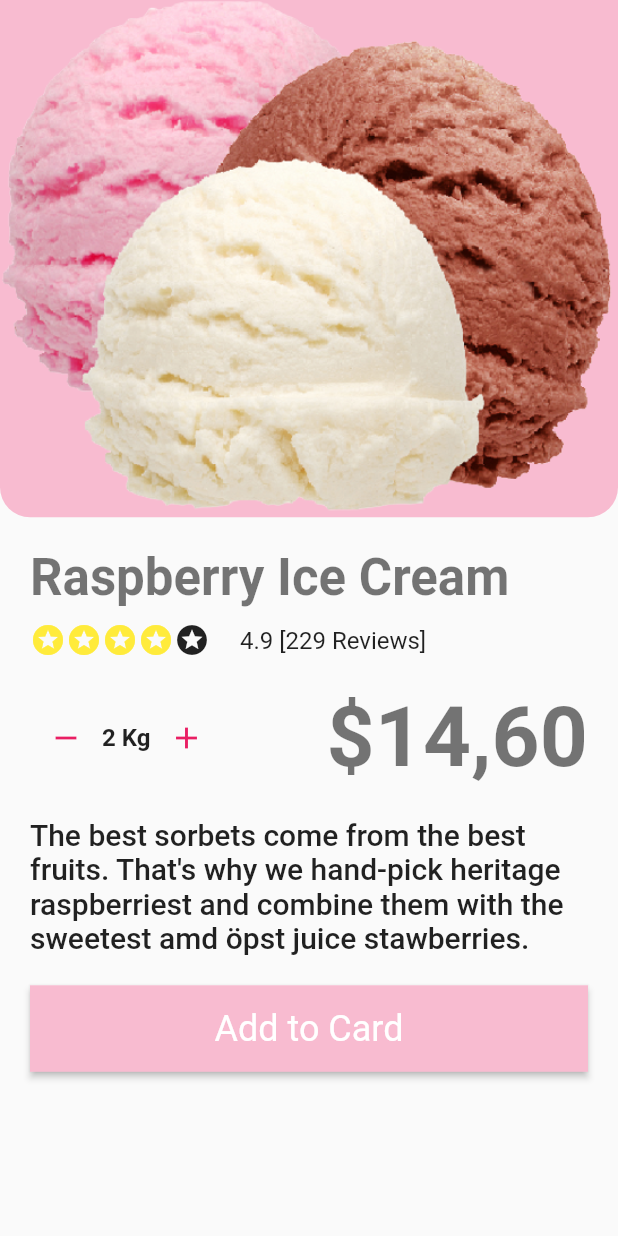
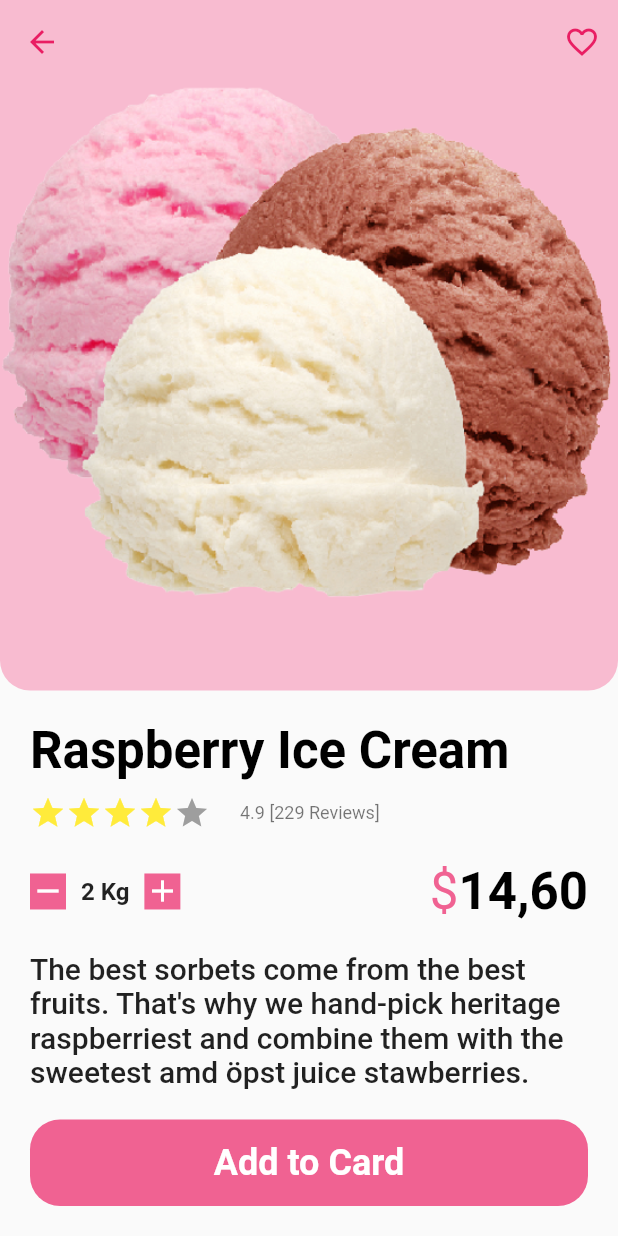
Before and after one commit to yakupbilgen/ice-cream-shop-ui, a Flutter app: the screen it shows after launch, after a tap on the "add" icon, on a phone screen of 412 x 824 dp. Run offline on Flutter 3.47's test engine with Material 2 defaults, Android fonts, the light colour scheme and no system bars.

Commit message:
ice cream details screen finished

```diff
--- a/lib/screen/ice_cream_detail.dart
+++ b/lib/screen/ice_cream_detail.dart
@@ -1,7 +1,9 @@
-import 'package:flutter/cupertino.dart';
 import 'package:flutter/material.dart';
 
 import '../constant/app_constant.dart';
+import '../widget/ice_cream_details/app_bar.dart';
+import '../widget/ice_cream_details/ice_cream_details.dart';
+import '../widget/ice_cream_details/ice_cream_image.dart';
 
 class IceCreamDetail extends StatefulWidget {
   const IceCreamDetail({Key? key}) : super(key: key);
@@ -10,136 +12,29 @@ class IceCreamDetail extends StatefulWidget {
   _IceCreamDetailState createState() => _IceCreamDetailState();
 }
 
-String iceCreamImage = 'assets/images/ice_cream/vanilla.png';
-
 class _IceCreamDetailState extends State<IceCreamDetail> {
   @override
   Widget build(BuildContext context) {
     Size deviceSize = MediaQuery.of(context).size;
 
     return Scaffold(
-      appBar: AppBar(
-        backgroundColor: Colors.transparent,
-        elevation: 0,
-        toolbarHeight: 0,
-        leading: IconButton(
-            onPressed: () => Navigator.pop(context),
-            icon: Icon(Icons.arrow_back, color: Colors.pink.shade100)),
-        actions: [
-          IconButton(
-              onPressed: () {},
-              icon: Icon(
-                Icons.favorite_border,
-                color: Colors.pink.shade100,
-              )),
-        ],
-      ),
-      body: SingleChildScrollView(
-        child: Column(
+      extendBodyBehindAppBar: true,
+      appBar: buildAppBar(context),
+      body: Column(
         children: [
           Expanded(
             flex: 2,
-              child: Container(
-                child: Image.asset(iceCreamImage),
-                decoration: BoxDecoration(
-                  color: Colors.pink.shade100,
-                  borderRadius: const BorderRadius.only(
-                    bottomLeft:
-                        Radius.circular(AppConstant.defaultBorderRadius),
-                    bottomRight:
-                        Radius.circular(AppConstant.defaultBorderRadius),
-                  ),
-                ),
-              ),
+            child: buildIceCreamImage(),
           ),
           Padding(
             padding: const EdgeInsets.all(AppConstant.defaultPaddingAll),
             child: Expanded(
               flex: 2,
-                child: Column(
-                  crossAxisAlignment: CrossAxisAlignment.start,
-                  children: [
-                    Text('Raspberry Ice Cream',
-                        style: Theme.of(context)
-                            .textTheme
-                            .headline4
-                            ?.copyWith(fontWeight: FontWeight.bold)),
-                    const SizedBox(height: AppConstant.defaultHeightMin),
-                    Row(
-                      children: [
-                        const Icon(Icons.stars, color: Colors.yellow),
-                        const Icon(Icons.stars, color: Colors.yellow),
-                        const Icon(Icons.stars, color: Colors.yellow),
-                        const Icon(Icons.stars, color: Colors.yellow),
-                        const Icon(Icons.stars),
-                        const SizedBox(width: AppConstant.defaultWidth),
-                        Text('4.9 [229 Reviews]',
-                            style: Theme.of(context).textTheme.subtitle1),
-                        const SizedBox(width: AppConstant.defaultWidthMin),
-                      ],
-                    ),
-                    const SizedBox(height: AppConstant.defaultHeight),
-                    Row(
-                      mainAxisAlignment: MainAxisAlignment.spaceBetween,
-                      children: [
-                        Row(
-                          children: [
-                            IconButton(
-                              onPressed: () {},
-                              icon: Icon(
-                                Icons.remove,
-                                color: Colors.pink.shade500,
-                              ),
-                            ),
-                            Text('2 Kg',
-                                style: Theme.of(context)
-                                    .textTheme
-                                    .subtitle1
-                                    ?.copyWith(fontWeight: FontWeight.bold)),
-                            IconButton(
-                              onPressed: () {},
-                              icon: Icon(
-                                Icons.add,
-                                color: Colors.pink.shade500,
+              child: buildIceCreamDetails(context, deviceSize),
             ),
           ),
         ],
       ),
-                        const SizedBox(height: AppConstant.defaultHeight),
-                        Text('\$14,60',
-                            style: Theme.of(context)
-                                .textTheme
-                                .headline2
-                                ?.copyWith(fontWeight: FontWeight.bold)),
-                      ],
-                    ),
-                    const SizedBox(height: AppConstant.defaultHeight),
-                    Text(
-                        "The best sorbets come from the best fruits. That's why we hand-pick heritage raspberriest and combine them with the sweetest amd öpst juice stawberries.",
-                        style: Theme.of(context).textTheme.headline6),
-                    const SizedBox(height: AppConstant.defaultHeight),
-                    SizedBox(
-                      width: deviceSize.width,
-                      height: deviceSize.height * 0.07,
-                      child: RawMaterialButton(
-                        fillColor: Colors.pink.shade100,
-                        onPressed: () {},
-                        child: Text(
-                          'Add to Card',
-                          style: Theme.of(context)
-                              .textTheme
-                              .headline5
-                              ?.copyWith(color: Colors.white),
-                        ),
-                      ),
-                    ),
-                  ],
-                ),
-              ),
-            ),
-          ],
-        ),
-      ),
     );
   }
 }
--- a/lib/widget/popular_ice_cream.dart
+++ b/lib/widget/homepage/popular_ice_cream.dart
@@ -1,7 +1,7 @@
 import 'package:flutter/material.dart';
 import 'package:icecreamui/constant/app_constant.dart';
 
-import '../constant/text_constant.dart';
+import '../../constant/text_constant.dart';
 
 class PopularIceCreamWidget extends StatelessWidget {
   final String imagePath;
--- a/lib/widget/search.dart
+++ b/lib/widget/homepage/search.dart
@@ -1,7 +1,7 @@
 import 'package:flutter/material.dart';
 
-import '../constant/app_constant.dart';
-import '../constant/text_constant.dart';
+import '../../constant/app_constant.dart';
+import '../../constant/text_constant.dart';
 
 class SearchCard extends StatelessWidget {
   const SearchCard({Key? key}) : super(key: key);
--- a/lib/widget/top_flavours.dart
+++ b/lib/widget/homepage/top_flavours.dart
@@ -1,9 +1,8 @@
-import 'package:flutter/cupertino.dart';
 import 'package:flutter/material.dart';
 import 'package:icecreamui/screen/ice_cream_detail.dart';
 
-import '../constant/app_constant.dart';
-import '../constant/text_constant.dart';
+import '../../constant/app_constant.dart';
+import '../../constant/text_constant.dart';
 
 class TopFlavoursCard extends StatelessWidget {
   const TopFlavoursCard({Key? key}) : super(key: key);
--- a/lib/widget/top_item.dart
+++ b/lib/widget/homepage/top_item.dart
@@ -1,7 +1,8 @@
 import 'package:flutter/material.dart';
 import 'package:icecreamui/constant/app_constant.dart';
+import 'package:icecreamui/screen/ice_cream_detail.dart';
 
-import '../constant/text_constant.dart';
+import '../../constant/text_constant.dart';
 
 String vanillaIceCream = 'assets/images/ice_cream/vanilla.png';
 
@@ -81,14 +82,19 @@ Widget cardItem(BuildContext context, Size deviceSize) {
                 width: deviceSize.width * 0.05,
               ),
               RawMaterialButton(
-                onPressed: () {},
+                onPressed: () => Navigator.push(
+                  context,
+                  MaterialPageRoute(
+                    builder: (context) => const IceCreamDetail(),
+                  ),
+                ),
                 child: const Icon(
                   Icons.add,
                   color: Colors.white,
                 ),
                 fillColor: Colors.pink.shade500,
                 shape: const CircleBorder(),
-              )
+              ),
             ],
           )
         ],
--- /dev/null
+++ b/lib/widget/ice_cream_details/app_bar.dart
@@ -0,0 +1,19 @@
+import 'package:flutter/material.dart';
+
+AppBar buildAppBar(BuildContext context) {
+  return AppBar(
+    backgroundColor: Colors.transparent,
+    elevation: 0,
+    leading: IconButton(
+        onPressed: () => Navigator.pop(context),
+        icon: Icon(Icons.arrow_back, color: Colors.pink.shade500)),
+    actions: [
+      IconButton(
+          onPressed: () {},
+          icon: Icon(
+            Icons.favorite_border,
+            color: Colors.pink.shade500,
+          )),
+    ],
+  );
+}
--- /dev/null
+++ b/lib/widget/ice_cream_details/ice_cream_details.dart
@@ -0,0 +1,109 @@
+import 'package:flutter/material.dart';
+
+import '../../constant/app_constant.dart';
+
+Column buildIceCreamDetails(BuildContext context, Size deviceSize) {
+  return Column(
+    crossAxisAlignment: CrossAxisAlignment.start,
+    children: [
+      Text('Raspberry Ice Cream',
+          style: Theme.of(context)
+              .textTheme
+              .headline4
+              ?.copyWith(fontWeight: FontWeight.bold, color: Colors.black)),
+      const SizedBox(height: AppConstant.defaultHeightMin),
+      Row(
+        children: [
+          const Icon(Icons.grade, color: Colors.yellow),
+          const Icon(Icons.grade, color: Colors.yellow),
+          const Icon(Icons.grade, color: Colors.yellow),
+          const Icon(Icons.grade, color: Colors.yellow),
+          const Icon(Icons.grade, color: Colors.grey),
+          const SizedBox(width: AppConstant.defaultWidth),
+          Text('4.9 [229 Reviews]',
+              style: Theme.of(context).textTheme.bodySmall),
+          const SizedBox(width: AppConstant.defaultWidthMin),
+        ],
+      ),
+      const SizedBox(height: AppConstant.defaultHeight),
+      Row(
+        mainAxisAlignment: MainAxisAlignment.spaceBetween,
+        children: [
+          Row(
+            children: [
+              GestureDetector(
+                onTap: (() {}),
+                child: Container(
+                  color: Colors.pink.shade300,
+                  child: const Icon(
+                    Icons.remove,
+                    color: Colors.white,
+                  ),
+                ),
+              ),
+              const SizedBox(width: AppConstant.defaultWidthMin),
+              Text(
+                '2 Kg',
+                style: Theme.of(context)
+                    .textTheme
+                    .subtitle1
+                    ?.copyWith(fontWeight: FontWeight.bold),
+              ),
+              const SizedBox(width: AppConstant.defaultWidthMin),
+              GestureDetector(
+                onTap: (() {}),
+                child: Container(
+                  color: Colors.pink.shade300,
+                  child: const Icon(
+                    Icons.add,
+                    color: Colors.white,
+                  ),
+                ),
+              ),
+            ],
+          ),
+          const SizedBox(height: AppConstant.defaultHeight),
+          Text.rich(
+            TextSpan(children: [
+              TextSpan(
+                  text: ' \$',
+                  style: Theme.of(context)
+                      .textTheme
+                      .headline4
+                      ?.copyWith(color: Colors.pink.shade300)),
+              TextSpan(
+                  text: '14,60',
+                  style: Theme.of(context).textTheme.headline4?.copyWith(
+                      color: Colors.black, fontWeight: FontWeight.bold)),
+            ]),
+          ),
+        ],
+      ),
+      const SizedBox(height: AppConstant.defaultHeight),
+      Text(
+          "The best sorbets come from the best fruits. That's why we hand-pick heritage raspberriest and combine them with the sweetest amd öpst juice stawberries.",
+          style: Theme.of(context).textTheme.headline6),
+      const SizedBox(height: AppConstant.defaultHeight),
+      SizedBox(
+        width: deviceSize.width,
+        height: deviceSize.height * 0.07,
+        child: Container(
+          decoration: BoxDecoration(
+              color: Colors.pink.shade300,
+              borderRadius: const BorderRadius.all(
+                  Radius.circular(AppConstant.defaultBorderRadius))),
+          child: TextButton(
+            onPressed: () {},
+            child: Text(
+              'Add to Card',
+              style: Theme.of(context)
+                  .textTheme
+                  .headline5
+                  ?.copyWith(color: Colors.white, fontWeight: FontWeight.bold),
+            ),
+          ),
+        ),
+      ),
+    ],
+  );
+}
--- /dev/null
+++ b/lib/widget/ice_cream_details/ice_cream_image.dart
@@ -0,0 +1,18 @@
+import 'package:flutter/material.dart';
+
+import '../../constant/app_constant.dart';
+
+String iceCreamImage = 'assets/images/ice_cream/vanilla.png';
+
+Container buildIceCreamImage() {
+  return Container(
+    child: Image.asset(iceCreamImage),
+    decoration: BoxDecoration(
+      color: Colors.pink.shade100,
+      borderRadius: const BorderRadius.only(
+        bottomLeft: Radius.circular(AppConstant.defaultBorderRadius),
+        bottomRight: Radius.circular(AppConstant.defaultBorderRadius),
+      ),
+    ),
+  );
+}
```
Also changed, not shown: lib/screen/homepage.dart (+5 -5 lines), lib/widget/homepage/profil_name_and_photo.dart (renamed from lib/widget/profil_name_and_photo.dart). Lines whose indentation alone changed are shown as unchanged.
